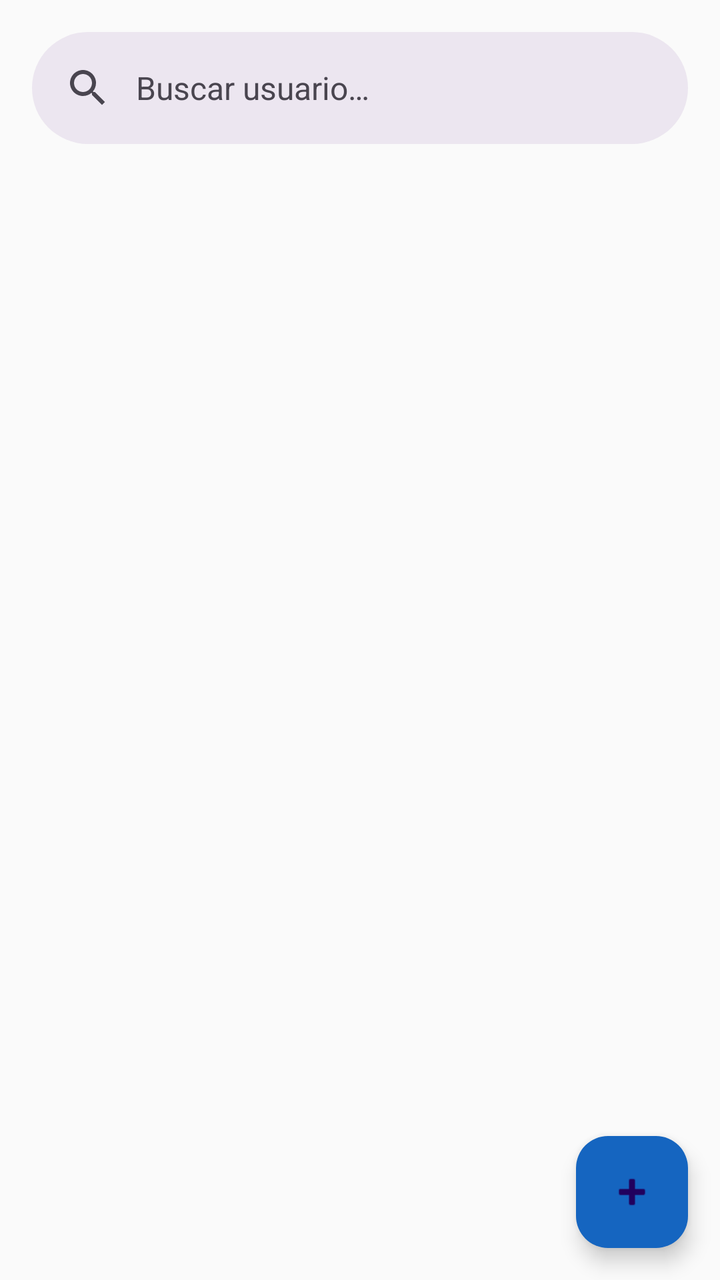
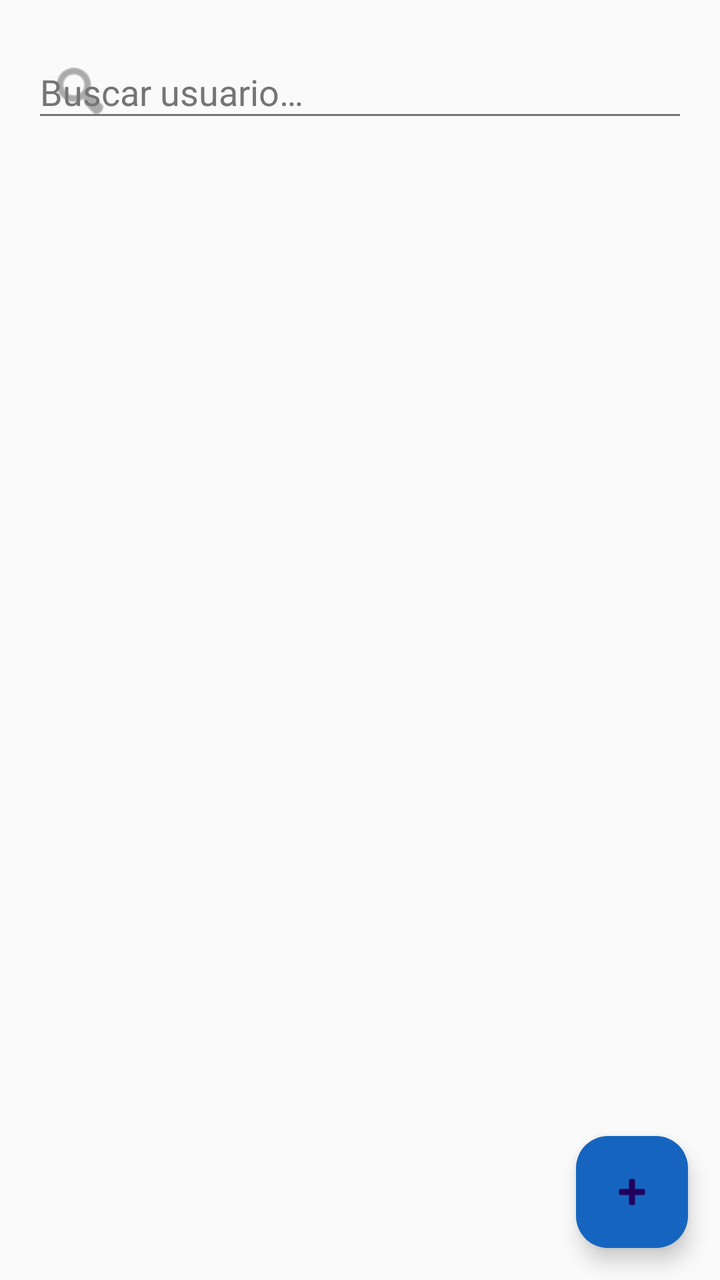

The first picture is an Android layout as it rendered before a commit; the second is the same layout after the commit. The layout source and the unified diff follow.
<!-- AndroidManifest.xml: application theme Theme.TomenAguita -->
<!-- res/layout/fragment_lista_usuarios.xml -->
<?xml version="1.0" encoding="utf-8"?>
<androidx.coordinatorlayout.widget.CoordinatorLayout
    xmlns:android="http://schemas.android.com/apk/res/android"
    xmlns:app="http://schemas.android.com/apk/res-auto"
    android:layout_width="match_parent"
    android:layout_height="match_parent"
    android:background="@color/background">

    <androidx.constraintlayout.widget.ConstraintLayout
        android:layout_width="match_parent"
        android:layout_height="match_parent">

        <com.google.android.material.search.SearchBar
            android:id="@+id/searchBarUsuarios"
            android:layout_width="0dp"
            android:layout_height="wrap_content"
            android:layout_margin="@dimen/margin_medium"
            android:hint="Buscar usuario…"
            app:layout_constraintEnd_toEndOf="parent"
            app:layout_constraintStart_toStartOf="parent"
            app:layout_constraintTop_toTopOf="parent" />

        <androidx.recyclerview.widget.RecyclerView
            android:id="@+id/rvUsuarios"
            android:layout_width="0dp"
            android:layout_height="0dp"
            android:layout_marginTop="@dimen/margin_small"
            android:clipToPadding="false"
            android:paddingHorizontal="@dimen/padding_medium"
            android:paddingBottom="80dp"
            app:layout_constraintBottom_toBottomOf="parent"
            app:layout_constraintEnd_toEndOf="parent"
            app:layout_constraintStart_toStartOf="parent"
            app:layout_constraintTop_toBottomOf="@id/searchBarUsuarios" />

    </androidx.constraintlayout.widget.ConstraintLayout>

    <com.google.android.material.floatingactionbutton.FloatingActionButton
        android:id="@+id/fabCrearUsuario"
        android:layout_width="wrap_content"
        android:layout_height="wrap_content"
        android:layout_gravity="bottom|end"
        android:layout_margin="@dimen/fab_margin"
        android:contentDescription="Crear usuario"
        android:src="@android:drawable/ic_input_add"
        app:backgroundTint="@color/primary" />

</androidx.coordinatorlayout.widget.CoordinatorLayout>
<!-- resources referenced by this layout -->
<resources>
  <color name="background">#FAFAFA</color>
  <color name="primary">#1565C0</color>
  <dimen name="fab_margin">16dp</dimen>
  <dimen name="margin_medium">16dp</dimen>
  <dimen name="margin_small">8dp</dimen>
  <dimen name="padding_medium">16dp</dimen>
  <style name="Theme.TomenAguita" parent="Theme.Material3.DayNight.NoActionBar">
          <item name="colorPrimary">@color/primary</item>
          <item name="colorPrimaryDark">@color/primary_dark</item>
          <item name="colorPrimaryVariant">@color/primary_dark</item>
          <item name="colorOnPrimary">@color/on_primary</item>
          <item name="colorSecondary">@color/secondary</item>
          <item name="colorOnSecondary">@color/on_primary</item>
          <item name="colorError">@color/error</item>
          <item name="android:colorBackground">@color/background</item>
          <item name="colorSurface">@color/surface</item>
          <item name="android:statusBarColor">@color/primary_dark</item>
          <item name="android:navigationBarColor">@color/surface</item>
          <item name="android:fontFamily">sans-serif</item>
      </style>
  <color name="primary_dark">#0D47A1</color>
  <color name="on_primary">#FFFFFF</color>
  <color name="secondary">#00BCD4</color>
  <color name="error">#B00020</color>
  <color name="surface">#FFFFFF</color>
</resources>

<!-- the commit's change to res/layout/fragment_lista_usuarios.xml (unified diff, before → after) -->
@@ -10,15 +10,44 @@
         android:layout_width="match_parent"
         android:layout_height="match_parent">
 
-        <com.google.android.material.search.SearchBar
-            android:id="@+id/searchBarUsuarios"
+        <com.google.android.material.textfield.TextInputLayout
+            android:id="@+id/tilSearch"
+            style="@style/Widget.TomenAguita.TextInputLayout"
             android:layout_width="0dp"
             android:layout_height="wrap_content"
             android:layout_margin="@dimen/margin_medium"
             android:hint="Buscar usuario…"
+            app:startIconDrawable="@android:drawable/ic_menu_search"
+            app:endIconMode="clear_text"
             app:layout_constraintEnd_toEndOf="parent"
             app:layout_constraintStart_toStartOf="parent"
-            app:layout_constraintTop_toTopOf="parent" />
+            app:layout_constraintTop_toTopOf="parent">
+
+            <com.google.android.material.textfield.TextInputEditText
+                android:id="@+id/etSearch"
+                android:layout_width="match_parent"
+                android:layout_height="wrap_content"
+                android:inputType="text"
+                android:imeOptions="actionSearch"
+                android:singleLine="true"
+                android:textColor="@color/on_background"
+                android:textColorHint="@color/on_background_secondary" />
+        </com.google.android.material.textfield.TextInputLayout>
+
+        <TextView
+            android:id="@+id/tvEmpty"
+            android:layout_width="0dp"
+            android:layout_height="wrap_content"
+            android:layout_marginHorizontal="@dimen/margin_medium"
+            android:gravity="center"
+            android:text="@string/empty_users"
+            android:textColor="@color/on_background_secondary"
+            android:textSize="@dimen/text_body"
+            android:visibility="gone"
+            app:layout_constraintBottom_toBottomOf="parent"
+            app:layout_constraintEnd_toEndOf="parent"
+            app:layout_constraintStart_toStartOf="parent"
+            app:layout_constraintTop_toBottomOf="@id/tilSearch" />
 
         <androidx.recyclerview.widget.RecyclerView
             android:id="@+id/rvUsuarios"
@@ -31,7 +60,7 @@
             app:layout_constraintBottom_toBottomOf="parent"
             app:layout_constraintEnd_toEndOf="parent"
             app:layout_constraintStart_toStartOf="parent"
-            app:layout_constraintTop_toBottomOf="@id/searchBarUsuarios" />
+            app:layout_constraintTop_toBottomOf="@id/tilSearch" />
 
     </androidx.constraintlayout.widget.ConstraintLayout>
 
<!-- resource entries referenced after the edit -->
@@ -1,11 +1,23 @@
 <!-- resources referenced by this layout -->
 <resources>
   <color name="background">#FAFAFA</color>
+  <color name="on_background">#212121</color>
+  <color name="on_background_secondary">#757575</color>
   <color name="primary">#1565C0</color>
   <dimen name="fab_margin">16dp</dimen>
   <dimen name="margin_medium">16dp</dimen>
   <dimen name="margin_small">8dp</dimen>
   <dimen name="padding_medium">16dp</dimen>
+  <dimen name="text_body">14sp</dimen>
+  <string name="empty_users">No se encontraron usuarios</string>
+  <style name="Widget.TomenAguita.TextInputLayout" parent="Widget.Material3.TextInputLayout.OutlinedBox">
+          <item name="boxCornerRadiusTopStart">@dimen/corner_radius_small</item>
+          <item name="boxCornerRadiusTopEnd">@dimen/corner_radius_small</item>
+          <item name="boxCornerRadiusBottomStart">@dimen/corner_radius_small</item>
+          <item name="boxCornerRadiusBottomEnd">@dimen/corner_radius_small</item>
+          <item name="boxStrokeColor">@color/primary</item>
+          <item name="materialThemeOverlay">@style/ThemeOverlay.TomenAguita.TextInput</item>
+      </style>
   <style name="Theme.TomenAguita" parent="Theme.Material3.DayNight.NoActionBar">
           <item name="colorPrimary">@color/primary</item>
           <item name="colorPrimaryDark">@color/primary_dark</item>
@@ -19,6 +31,14 @@
           <item name="android:statusBarColor">@color/primary_dark</item>
           <item name="android:navigationBarColor">@color/surface</item>
           <item name="android:fontFamily">sans-serif</item>
+          
+          <item name="android:textColorPrimary">@color/on_background</item>
+          <item name="android:textColorSecondary">@color/on_background_secondary</item>
+      </style>
+  <dimen name="corner_radius_small">8dp</dimen>
+  <style name="ThemeOverlay.TomenAguita.TextInput" parent="">
+          <item name="colorOnSurface">@color/primary</item>
+          <item name="colorOnSurfaceVariant">@color/on_background_secondary</item>
       </style>
   <color name="primary_dark">#0D47A1</color>
   <color name="on_primary">#FFFFFF</color>
